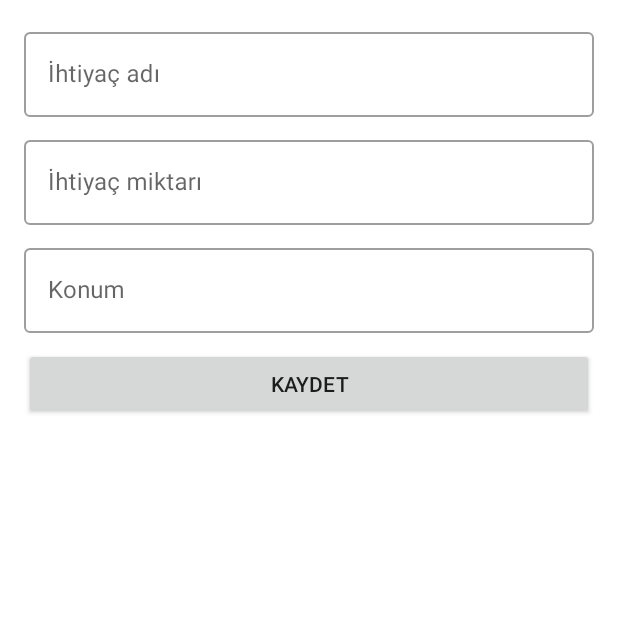
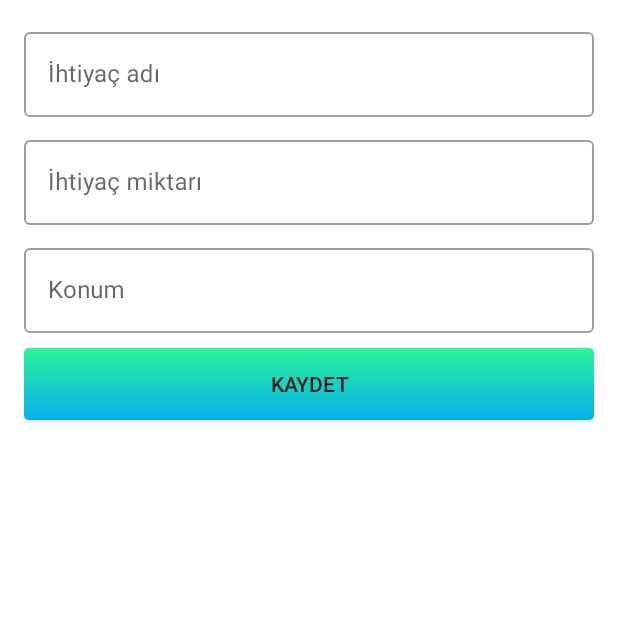
Before and after one commit to talhadengiz/tomurcuk, an Android app: the AddRequirementFragment screen opened through its navigation route, on a phone screen of 412 x 824 dp, the top half of it. Run offline under Robolectric (Android 15) with nearby library versions, the phone set to English and light mode, and no system bars; our stand-ins replace Firebase (no records; nobody signed in at launch, a user with empty details on screens opened directly).

Commit message:
button_bg Added

```diff
--- /dev/null
+++ b/app/src/main/res/drawable/button_bg.xml
@@ -0,0 +1,8 @@
+<?xml version="1.0" encoding="utf-8"?>
+<shape xmlns:android="http://schemas.android.com/apk/res/android">
+    android:shape="rectangle">
+    <gradient android:startColor="#2AF598"
+        android:endColor="#08AEEA"
+        android:angle="270" />
+    <corners android:radius="3dp" />
+</shape>
--- a/app/src/main/res/layout/fragment_add_requirement.xml
+++ b/app/src/main/res/layout/fragment_add_requirement.xml
@@ -53,6 +53,7 @@
         android:id="@+id/btn_save"
         android:text="@string/kaydet"
         android:layout_width="match_parent"
-        android:layout_height="wrap_content"/>
+        android:layout_height="wrap_content"
+        android:background="@drawable/button_bg"/>
 
 </LinearLayout>
--- a/app/src/main/res/layout/fragment_requirement_list.xml
+++ b/app/src/main/res/layout/fragment_requirement_list.xml
@@ -22,7 +22,8 @@
         android:layout_height="wrap_content"
         app:layout_constraintStart_toStartOf="parent"
         app:layout_constraintTop_toTopOf="@id/fab"
-        app:layout_constraintBottom_toBottomOf="@id/fab" />
+        app:layout_constraintBottom_toBottomOf="@id/fab"
+        android:background="@drawable/button_bg"/>
 
     <com.google.android.material.floatingactionbutton.FloatingActionButton
         android:id="@+id/fab"
```
